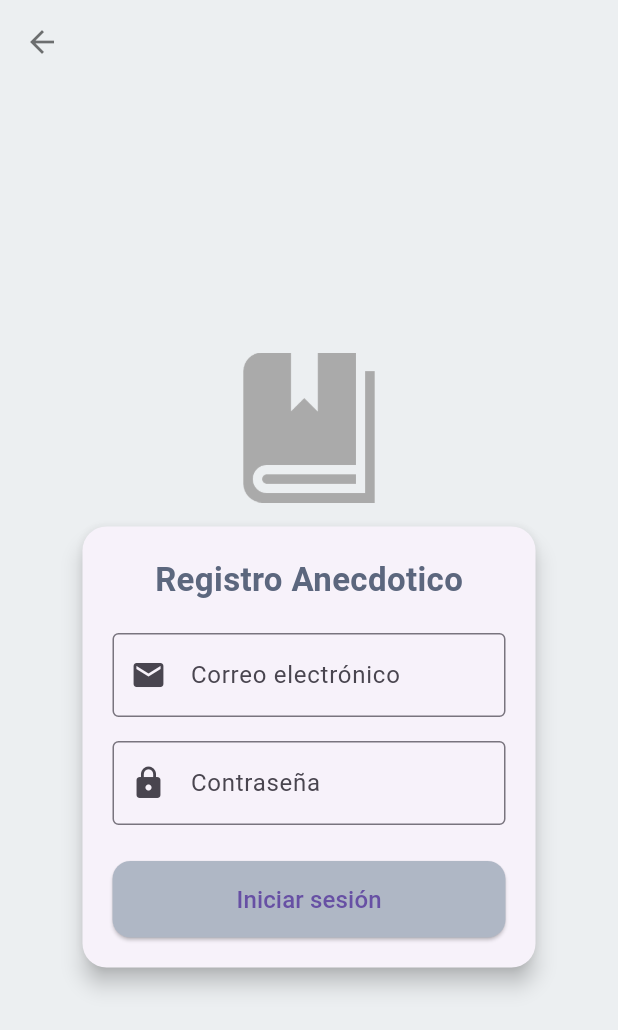
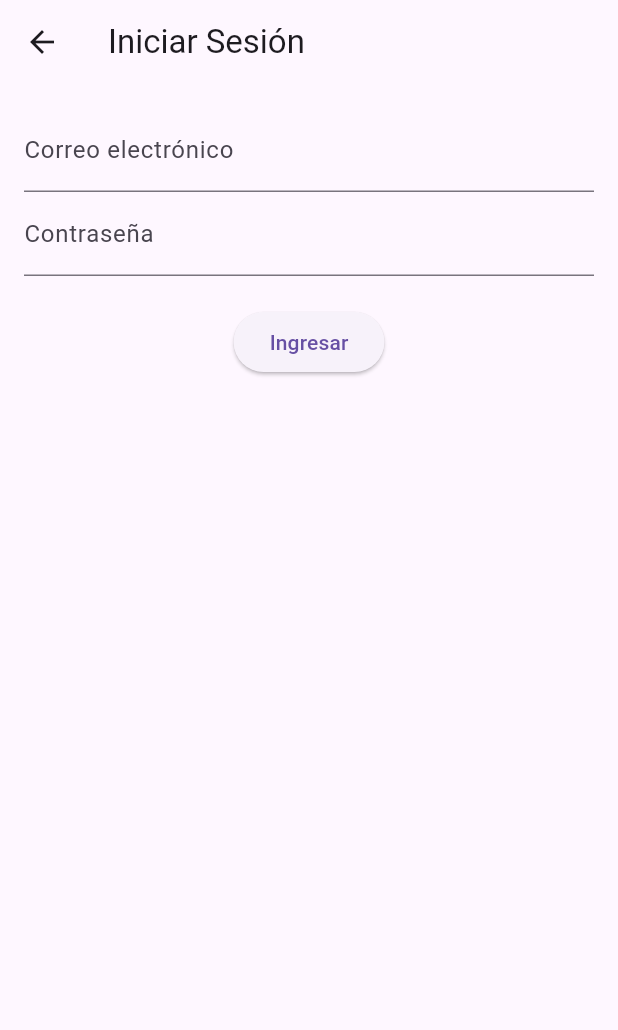
Before and after one commit to Alexyz51/flutter_application_1, a Flutter app: the LoginScreen screen opened by its route, on a phone screen of 412 x 824 dp. Shown: the top 1030 px of the screen. Run offline on Flutter 3.47's test engine with Material 3 defaults, Android fonts, the phone set to English and light mode, and no system bars; our stand-ins replace cloud_firestore, firebase_auth, firebase_core, logger; accounts and stored records are empty.

Commit message:
changes into the login

```diff
--- a/lib/src/pages/login_screen.dart
+++ b/lib/src/pages/login_screen.dart
@@ -1,4 +1,7 @@
 import 'package:flutter/material.dart';
+import 'package:firebase_auth/firebase_auth.dart';
+import 'package:cloud_firestore/cloud_firestore.dart';
+import 'package:logger/logger.dart';
 
 class LoginScreen extends StatefulWidget {
   const LoginScreen({super.key});
@@ -8,20 +11,51 @@ class LoginScreen extends StatefulWidget {
 }
 
 class _LoginScreenState extends State<LoginScreen> {
-  final _formKey = GlobalKey<FormState>();
-  final emailController = TextEditingController();
-  final passwordController = TextEditingController();
+  final TextEditingController emailController = TextEditingController();
+  final TextEditingController passwordController = TextEditingController();
+  final Logger logger = Logger(); // Nuevo logger
 
-  void _login() {
-    if (_formKey.currentState!.validate()) {
-      final email = emailController.text.trim();
-      final password = passwordController.text.trim();
+  Future<void> _login() async {
+    try {
+      final credential = await FirebaseAuth.instance.signInWithEmailAndPassword(
+        email: emailController.text.trim(),
+        password: passwordController.text.trim(),
+      );
 
-      ScaffoldMessenger.of(context).showSnackBar(
-        SnackBar(
-          content: Text(
-            'Iniciando sesión con $email y contraseña de ${password.length} caracteres',
+      final uid = credential.user!.uid;
+      final doc = await FirebaseFirestore.instance
+          .collection('users')
+          .doc(uid)
+          .get();
+
+      if (!doc.exists) {
+        logger.w("No existe el documento del usuario.");
+        return;
+      }
+
+      final data = doc.data()!;
+      final rol = data['rol'];
+
+      if (rol == 'usuario') {
+        Navigator.pushReplacementNamed(context, 'user_home');
+      } else if (rol == 'administrador') {
+        Navigator.pushReplacementNamed(context, 'admin_home');
+      } else {
+        logger.w("Rol no reconocido: $rol");
+      }
+    } catch (e) {
+      logger.e("Error al iniciar sesión: $e");
+      showDialog(
+        context: context,
+        builder: (_) => AlertDialog(
+          title: const Text("Error"),
+          content: const Text("Correo o contraseña incorrectos."),
+          actions: [
+            TextButton(
+              child: const Text("Cerrar"),
+              onPressed: () => Navigator.pop(context),
             ),
+          ],
         ),
       );
     }
@@ -30,118 +64,25 @@ class _LoginScreenState extends State<LoginScreen> {
   @override
   Widget build(BuildContext context) {
     return Scaffold(
-      backgroundColor: const Color(0xFFECEFF1),
-      appBar: AppBar(
-        backgroundColor: Colors.transparent,
-        elevation: 0,
-        leading: IconButton(
-          icon: const Icon(Icons.arrow_back, color: Colors.black54),
-          onPressed: () => Navigator.pop(context),
-        ),
-      ),
-      body: Center(
-        child: SingleChildScrollView(
+      appBar: AppBar(title: const Text("Iniciar Sesión")),
+      body: Padding(
+        padding: const EdgeInsets.all(16.0),
         child: Column(
           children: [
-              const Image(
-                image: AssetImage("assets/book.png"),
-                width: 100,
-                height: 100,
-              ),
-              const SizedBox(height: 16),
-              ConstrainedBox(
-                constraints: const BoxConstraints(maxWidth: 350),
-                child: Card(
-                  elevation: 6,
-                  shape: RoundedRectangleBorder(
-                    borderRadius: BorderRadius.circular(16),
-                  ),
-                  margin: const EdgeInsets.symmetric(horizontal: 24),
-                  child: Padding(
-                    padding: const EdgeInsets.all(20.0),
-                    child: Form(
-                      key: _formKey,
-                      child: Column(
-                        mainAxisSize: MainAxisSize.min,
-                        children: [
-                          const Text(
-                            "Registro Anecdotico",
-                            style: TextStyle(
-                              fontSize: 22,
-                              fontWeight: FontWeight.bold,
-                              color: Color.fromARGB(255, 92, 103, 126),
-                            ),
-                          ),
-                          const SizedBox(height: 20),
-                          TextFormField(
+            TextField(
               controller: emailController,
               decoration: const InputDecoration(
                 labelText: "Correo electrónico",
-                              prefixIcon: Icon(Icons.email),
-                              border: OutlineInputBorder(),
-                            ),
-                            validator: (value) {
-                              if (value == null || value.isEmpty) {
-                                return "Ingrese su correo";
-                              }
-                              if (!value.contains("@")) {
-                                return "Correo inválido";
-                              }
-                              return null;
-                            },
-                          ),
-                          const SizedBox(height: 16),
-                          TextFormField(
-                            controller: passwordController,
-                            decoration: const InputDecoration(
-                              labelText: "Contraseña",
-                              prefixIcon: Icon(Icons.lock),
-                              border: OutlineInputBorder(),
-                            ),
-                            obscureText: true,
-                            validator: (value) {
-                              if (value == null || value.isEmpty) {
-                                return "Ingrese su contraseña";
-                              }
-                              if (value.length < 6) {
-                                return "Mínimo 6 caracteres";
-                              }
-                              return null;
-                            },
-                          ),
-                          const SizedBox(height: 24),
-                          SizedBox(
-                            width: double.infinity,
-                            child: ElevatedButton(
-                              onPressed: _login,
-                              style: ElevatedButton.styleFrom(
-                                backgroundColor: const Color.fromARGB(
-                                  255,
-                                  175,
-                                  183,
-                                  197,
-                                ),
-                                padding: const EdgeInsets.symmetric(
-                                  vertical: 14,
-                                ),
-                                shape: RoundedRectangleBorder(
-                                  borderRadius: BorderRadius.circular(12),
               ),
             ),
-                              child: const Text(
-                                "Iniciar sesión",
-                                style: TextStyle(fontSize: 16),
+            TextField(
+              controller: passwordController,
+              obscureText: true,
+              decoration: const InputDecoration(labelText: "Contraseña"),
             ),
-                            ),
-                          ),
+            const SizedBox(height: 20),
+            ElevatedButton(onPressed: _login, child: const Text("Ingresar")),
           ],
-                      ),
-                    ),
-                  ),
-                ),
-              ),
-            ],
-          ),
         ),
       ),
     );
--- a/pubspec.yaml
+++ b/pubspec.yaml
@@ -38,6 +38,7 @@ dependencies:
   firebase_core: ^3.15.1
   cloud_firestore: ^5.6.11
   firebase_auth: ^5.6.2
+  logger: ^2.0.2
 
 dev_dependencies:
   flutter_test:
```
Also changed, not shown: pubspec.lock. Lines whose indentation alone changed are shown as unchanged.
